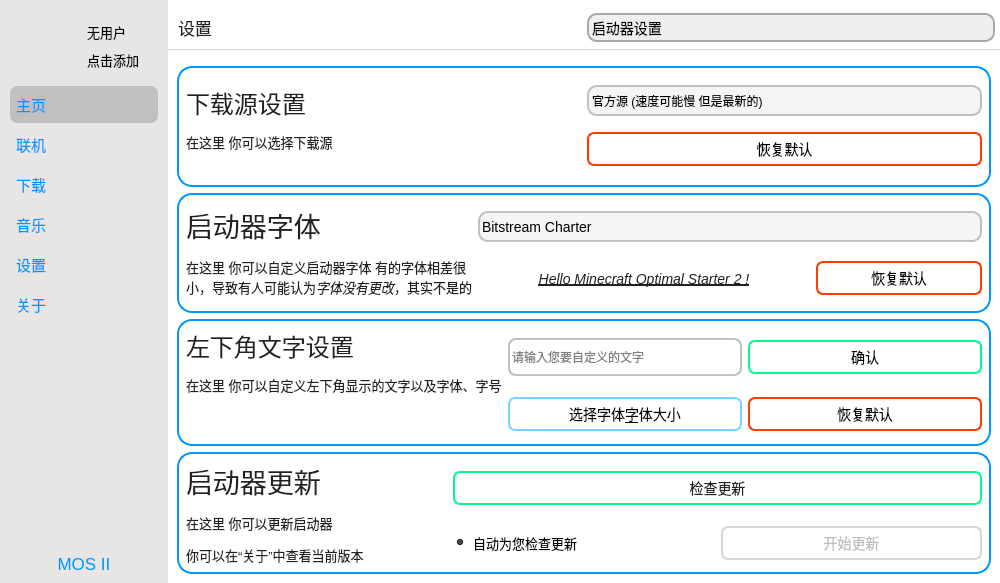
The window that UI/UI/MOS_UI.ui (David-xian66/Minecraft-Optimal-Starter_2) describes before a commit, drawn with Qt 5.
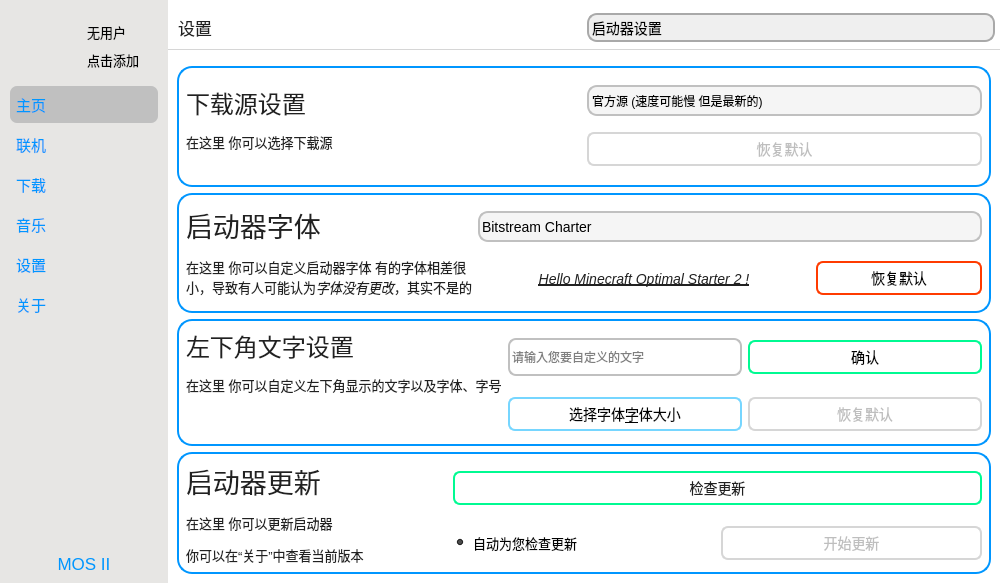
The same window after the commit. The open tabs and pages were chosen to show the change. Icons and pictures are not drawn.

What changed in the file:
```diff
--- a/UI/UI/MOS_UI.ui
+++ b/UI/UI/MOS_UI.ui
@@ -3904,6 +3904,8 @@
                  <widget class="QWidget" name="widget_28" native="true">
                   <property name="styleSheet">
                    <string notr="true">QWidget{background-color: rgba(255, 255, 255, 0);border-radius:15px;border: 2px solid rgb(0, 150, 255);}
+/*禁用*/
+QPushButton:disabled{border-radius: 7px;border:2px solid rgb(214, 214, 214);}
 QLabel{border-style:none;}
 QComboBox {
 	border: 2px solid rgb(192, 192, 192); /* border: 宽度 线类型 颜色 */
@@ -4007,6 +4009,9 @@
                    </item>
                    <item row="1" column="1">
                     <widget class="QPushButton" name="pushButton_43">
+                     <property name="enabled">
+                      <bool>false</bool>
+                     </property>
                      <property name="sizePolicy">
                       <sizepolicy hsizetype="Minimum" vsizetype="Fixed">
                        <horstretch>0</horstretch>
@@ -4221,6 +4226,8 @@
                  <widget class="QWidget" name="widget_29" native="true">
                   <property name="styleSheet">
                    <string notr="true">QWidget{background-color: rgba(255, 255, 255, 0);border-radius:15px;border: 2px solid rgb(0, 150, 255);}
+/*禁用*/
+QPushButton:disabled{border-radius: 7px;border:2px solid rgb(214, 214, 214);}
 QLabel{border-style:none;}
 
 QPushButton{height:30px;background-color: rgba(255, 255, 255,0);border-radius:7px;border:2px solid rgb(255, 59, 0);}
@@ -4263,7 +4270,7 @@
                    <item row="1" column="2">
                     <widget class="QPushButton" name="pushButton_44">
                      <property name="enabled">
-                      <bool>true</bool>
+                      <bool>false</bool>
                      </property>
                      <property name="sizePolicy">
                       <sizepolicy hsizetype="Minimum" vsizetype="Fixed">
```
Left out of the diff: 10 changed lines with no effect on the pictures.
